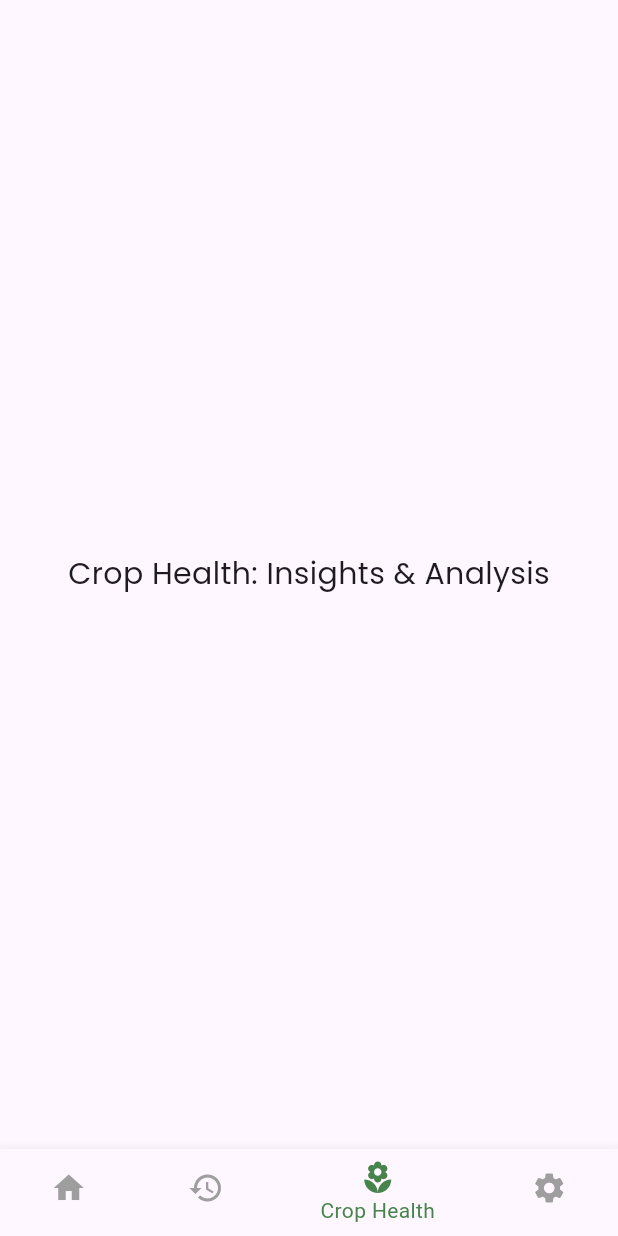
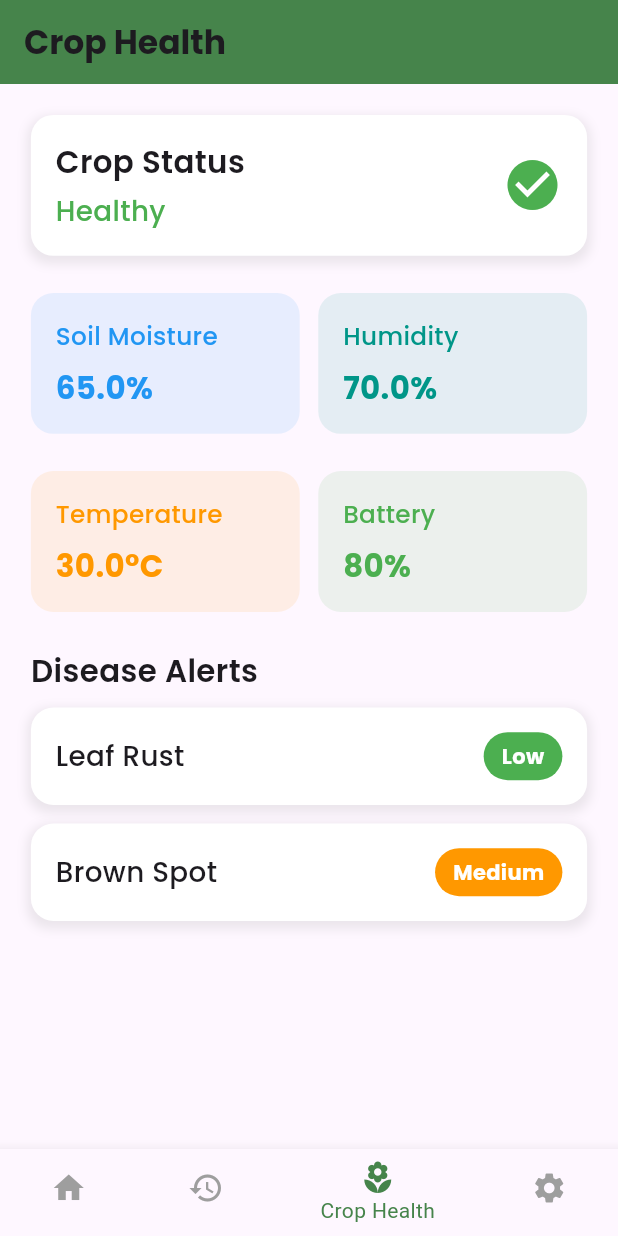
Before and after one commit to Shreesha001/AgroStick, a Flutter app: the MainHomeScreen screen opened directly, item 3 of the bottom bar chosen, on a phone screen of 412 x 824 dp. Run offline on Flutter 3.47's test engine with Material 3 defaults, Android fonts, the phone set to English and light mode, and no system bars; our stand-ins replace firebase_auth, firebase_core, fl_chart, flutter_animate, google_fonts; accounts and stored records are empty.

```diff
--- /dev/null
+++ b/lib/bottom_bar/crop_health_screen.dart
@@ -0,0 +1,250 @@
+import 'package:flutter/material.dart';
+import 'package:google_fonts/google_fonts.dart';
+import 'package:agro_stick/theme/colors.dart';
+
+class CropHealthScreen extends StatefulWidget {
+  const CropHealthScreen({super.key});
+
+  @override
+  _CropHealthScreenState createState() => _CropHealthScreenState();
+}
+
+class _CropHealthScreenState extends State<CropHealthScreen> {
+  // Placeholder data
+  double soilMoisture = 65; // %
+  double humidity = 70; // %
+  double temperature = 30; // °C
+  String cropStatus = "Healthy";
+  List<Map<String, dynamic>> diseaseAlerts = [
+    {"name": "Leaf Rust", "severity": "Low"},
+    {"name": "Brown Spot", "severity": "Medium"},
+  ];
+
+  @override
+  Widget build(BuildContext context) {
+    final screenWidth = MediaQuery.of(context).size.width;
+    final screenHeight = MediaQuery.of(context).size.height;
+
+    return Scaffold(
+      appBar: AppBar(
+        backgroundColor: AppColors.primaryGreen,
+        title: Text(
+          'Crop Health',
+          style: GoogleFonts.poppins(fontWeight: FontWeight.bold),
+        ),
+      ),
+      body: SingleChildScrollView(
+        padding: EdgeInsets.all(screenWidth * 0.05),
+        child: Column(
+          crossAxisAlignment: CrossAxisAlignment.start,
+          children: [
+            // Crop Status Card
+            Container(
+              padding: EdgeInsets.all(screenWidth * 0.04),
+              decoration: BoxDecoration(
+                color: Colors.white,
+                borderRadius: BorderRadius.circular(15),
+                boxShadow: [
+                  BoxShadow(
+                    color: Colors.grey.withOpacity(0.2),
+                    spreadRadius: 2,
+                    blurRadius: 5,
+                    offset: const Offset(0, 3),
+                  ),
+                ],
+              ),
+              child: Row(
+                mainAxisAlignment: MainAxisAlignment.spaceBetween,
+                children: [
+                  Column(
+                    crossAxisAlignment: CrossAxisAlignment.start,
+                    children: [
+                      Text(
+                        'Crop Status',
+                        style: GoogleFonts.poppins(
+                          fontSize: screenWidth * 0.05,
+                          fontWeight: FontWeight.w600,
+                        ),
+                      ),
+                      SizedBox(height: 5),
+                      Text(
+                        cropStatus,
+                        style: GoogleFonts.poppins(
+                          fontSize: screenWidth * 0.045,
+                          fontWeight: FontWeight.w500,
+                          color: cropStatus == "Healthy"
+                              ? Colors.green
+                              : Colors.red,
+                        ),
+                      ),
+                    ],
+                  ),
+                  Icon(
+                    cropStatus == "Healthy" ? Icons.check_circle : Icons.warning,
+                    color: cropStatus == "Healthy" ? Colors.green : Colors.red,
+                    size: 40,
+                  )
+                ],
+              ),
+            ),
+            SizedBox(height: screenHeight * 0.03),
+
+            // Soil & Environmental Stats (2 in 1 row)
+            Row(
+              mainAxisAlignment: MainAxisAlignment.spaceBetween,
+              children: [
+                Expanded(
+                  child: _buildStatCard(
+                    title: "Soil Moisture",
+                    value: "$soilMoisture%",
+                    color: Colors.blue,
+                    screenWidth: screenWidth,
+                  ),
+                ),
+                SizedBox(width: screenWidth * 0.03),
+                Expanded(
+                  child: _buildStatCard(
+                    title: "Humidity",
+                    value: "$humidity%",
+                    color: Colors.teal,
+                    screenWidth: screenWidth,
+                  ),
+                ),
+              ],
+            ),
+            SizedBox(height: screenHeight * 0.03),
+            Row(
+              children: [
+                Expanded(
+                  child: _buildStatCard(
+                    title: "Temperature",
+                    value: "$temperature°C",
+                    color: Colors.orange,
+                    screenWidth: screenWidth,
+                  ),
+                ),
+                SizedBox(width: screenWidth * 0.03),
+                Expanded(
+                  child: _buildStatCard(
+                    title: "Battery",
+                    value: "80%",
+                    color: Colors.green,
+                    screenWidth: screenWidth,
+                  ),
+                ),
+              ],
+            ),
+            SizedBox(height: screenHeight * 0.03),
+
+            // Disease Alerts
+            Text(
+              'Disease Alerts',
+              style: GoogleFonts.poppins(
+                fontSize: screenWidth * 0.05,
+                fontWeight: FontWeight.w600,
+              ),
+            ),
+            SizedBox(height: 10),
+            diseaseAlerts.isEmpty
+                ? Text(
+                    'No disease detected.',
+                    style: GoogleFonts.poppins(
+                      fontSize: screenWidth * 0.045,
+                      color: Colors.grey,
+                    ),
+                  )
+                : Column(
+                    children: diseaseAlerts
+                        .map((alert) => Container(
+                              padding: EdgeInsets.all(screenWidth * 0.04),
+                              margin: EdgeInsets.only(bottom: screenHeight * 0.015),
+                              decoration: BoxDecoration(
+                                color: Colors.white,
+                                borderRadius: BorderRadius.circular(15),
+                                boxShadow: [
+                                  BoxShadow(
+                                    color: Colors.grey.withOpacity(0.2),
+                                    spreadRadius: 2,
+                                    blurRadius: 5,
+                                    offset: const Offset(0, 3),
+                                  ),
+                                ],
+                              ),
+                              child: Row(
+                                mainAxisAlignment: MainAxisAlignment.spaceBetween,
+                                children: [
+                                  Text(
+                                    alert["name"],
+                                    style: GoogleFonts.poppins(
+                                      fontSize: screenWidth * 0.045,
+                                      fontWeight: FontWeight.w500,
+                                    ),
+                                  ),
+                                  Container(
+                                    padding: const EdgeInsets.symmetric(
+                                        horizontal: 12, vertical: 6),
+                                    decoration: BoxDecoration(
+                                      color: alert["severity"] == "Low"
+                                          ? Colors.green
+                                          : alert["severity"] == "Medium"
+                                              ? Colors.orange
+                                              : Colors.red,
+                                      borderRadius: BorderRadius.circular(20),
+                                    ),
+                                    child: Text(
+                                      alert["severity"],
+                                      style: GoogleFonts.poppins(
+                                        color: Colors.white,
+                                        fontWeight: FontWeight.bold,
+                                      ),
+                                    ),
+                                  )
+                                ],
+                              ),
+                            ))
+                        .toList(),
+                  ),
+          ],
+        ),
+      ),
+    );
+  }
+
+  // Helper method for stat cards
+  Widget _buildStatCard({
+    required String title,
+    required String value,
+    required Color color,
+    required double screenWidth,
+  }) {
+    return Container(
+      padding: EdgeInsets.all(screenWidth * 0.04),
+      decoration: BoxDecoration(
+        color: color.withOpacity(0.1),
+        borderRadius: BorderRadius.circular(15),
+      ),
+      child: Column(
+        crossAxisAlignment: CrossAxisAlignment.start,
+        children: [
+          Text(
+            title,
+            style: GoogleFonts.poppins(
+              fontSize: screenWidth * 0.04,
+              fontWeight: FontWeight.w500,
+              color: color,
+            ),
+          ),
+          SizedBox(height: 8),
+          Text(
+            value,
+            style: GoogleFonts.poppins(
+              fontSize: screenWidth * 0.05,
+              fontWeight: FontWeight.bold,
+              color: color,
+            ),
+          ),
+        ],
+      ),
+    );
+  }
+}
--- a/lib/bottom_bar/history_screen.dart
+++ b/lib/bottom_bar/history_screen.dart
@@ -104,29 +104,8 @@ class _HistoryScreenState extends State<HistoryScreen> {
     final screenHeight = MediaQuery.of(context).size.height;
 
     return Scaffold(
-      appBar: AppBar(
-        backgroundColor: AppColors.primaryGreen,
-        title: Text(
-          'Spray Records',
-          style: GoogleFonts.poppins(
-            fontWeight: FontWeight.bold,
-            fontSize: screenWidth * 0.05,
-            color: Colors.white,
-          ),
-        ),
-        automaticallyImplyLeading: false,
-        leading: selectedCard != null
-            ? IconButton(
-                icon: const Icon(Icons.arrow_back, color: Colors.white, size: 28),
-                onPressed: () {
-                  setState(() {
-                    selectedCard = null;
-                  });
-                },
-              )
-            : null,
-      ),
-      body: CustomScrollView(
+      body: SafeArea(
+        child: CustomScrollView(
           slivers: [
             SliverPadding(
               padding: EdgeInsets.all(screenWidth * 0.04),
@@ -135,6 +114,7 @@ class _HistoryScreenState extends State<HistoryScreen> {
                   : _buildDetailView(screenWidth, screenHeight),
             ),
           ],
+        ),
       ),
     );
   }
@@ -229,6 +209,9 @@ class _HistoryScreenState extends State<HistoryScreen> {
 
     return SliverList(
       delegate: SliverChildListDelegate([
+        Row(
+          mainAxisAlignment: MainAxisAlignment.spaceBetween,
+          children: [
             Text(
               selectedCard?['title'] as String? ?? 'Details',
               style: GoogleFonts.poppins(
@@ -236,6 +219,16 @@ class _HistoryScreenState extends State<HistoryScreen> {
                 fontWeight: FontWeight.w600,
                 color: AppColors.primaryGreen,
               ),
+            ),
+            IconButton(
+              icon: const Icon(Icons.arrow_back, color: AppColors.primaryGreen, size: 28),
+              onPressed: () {
+                setState(() {
+                  selectedCard = null;
+                });
+              },
+            ),
+          ],
         ),
         SizedBox(height: screenHeight * 0.02),
         Text(
--- a/lib/main_home_screen.dart
+++ b/lib/main_home_screen.dart
@@ -1,3 +1,4 @@
+import 'package:agro_stick/bottom_bar/crop_health_screen.dart';
 import 'package:agro_stick/bottom_bar/history_screen.dart';
 import 'package:agro_stick/bottom_bar/home_screen.dart';
 import 'package:flutter/material.dart';
@@ -17,7 +18,7 @@ class _MainHomeScreenState extends State<MainHomeScreen> {
   static const List<Widget> _screens = <Widget>[
     HomeScreen(),
     HistoryScreen(),
-    CropHealthTab(),
+    CropHealthScreen(),
     SettingsTab(),
   ];
 
@@ -77,20 +78,7 @@ class ScheduleTab extends StatelessWidget {
   }
 }
 
-// Crop Health Tab
-class CropHealthTab extends StatelessWidget {
-  const CropHealthTab({super.key});
 
-  @override
-  Widget build(BuildContext context) {
-    return Center(
-      child: Text(
-        'Crop Health: Insights & Analysis',
-        style: GoogleFonts.poppins(fontSize: 20),
-      ),
-    );
-  }
-}
 
 // Settings Tab
 class SettingsTab extends StatelessWidget {
```
Lines whose indentation alone changed are shown as unchanged.
